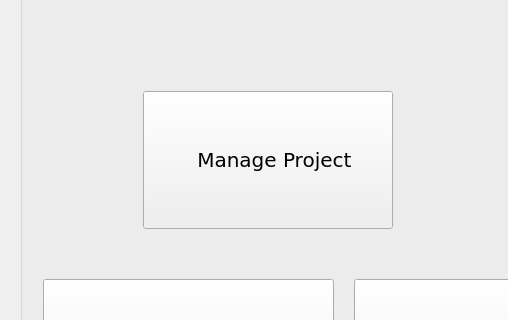
ProjectISP/ISP, file isp/resources/designer_uis/MainFrame.ui: the form before one commit; both pictures show x 0 to 508 and y 118 to 438 of the 1000 by 600 pixel window.
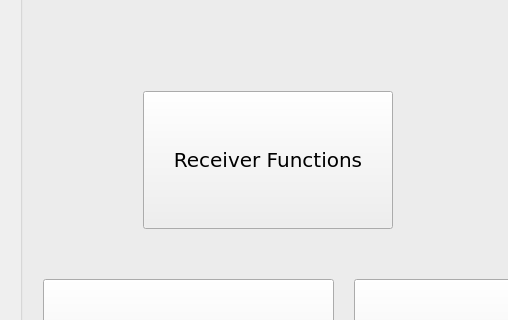
The form after the commit. Icons and pictures are not drawn.

Commit message: Receiver Functions

The edit to the form file:
```diff
--- a/isp/resources/designer_uis/MainFrame.ui
+++ b/isp/resources/designer_uis/MainFrame.ui
@@ -167,7 +167,7 @@
               </font>
              </property>
              <property name="text">
-              <string>  Manage Project</string>
+              <string>Receiver Functions</string>
              </property>
              <property name="icon">
               <iconset>
```
Left out of the diff: 5 changed lines with no effect on the pictures. The commit also changes 14 other files.
